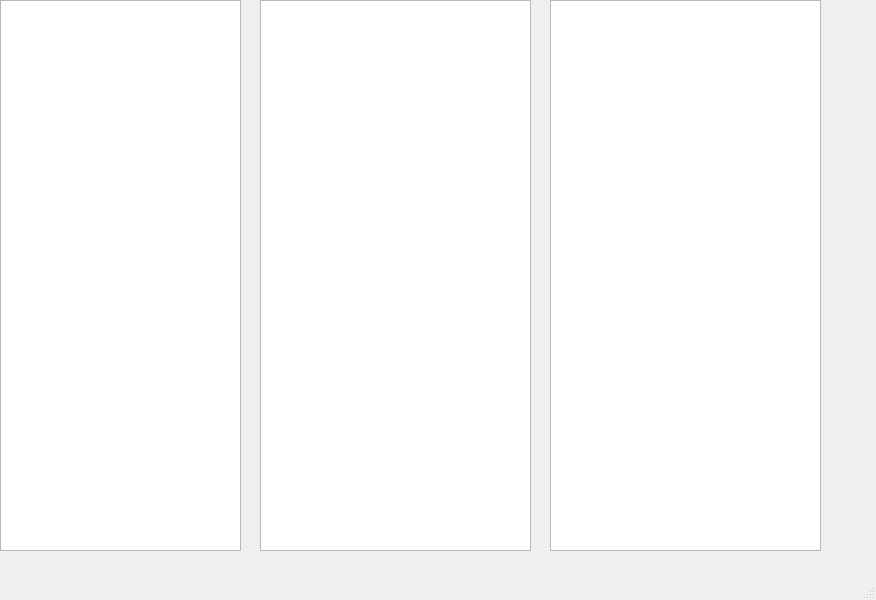
This is mainwindow.ui in XChy/IntelliNote as Qt 5 draws it before an edit. The edited form follows.
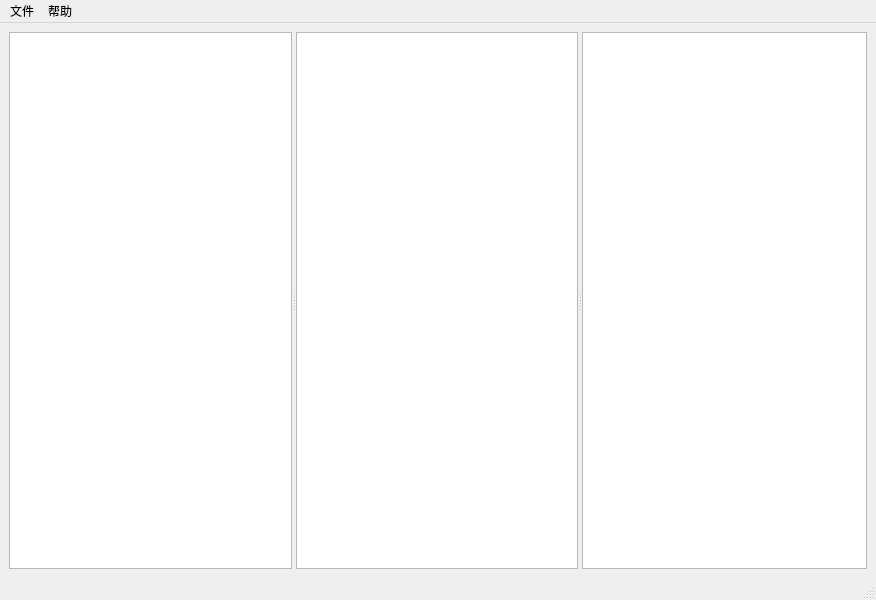
This is the edited form.

Diff of the .ui file:
```diff
--- a/mainwindow.ui
+++ b/mainwindow.ui
@@ -14,36 +14,44 @@
    <string>MainWindow</string>
   </property>
   <widget class="QWidget" name="centralwidget">
-   <widget class="QTextBrowser" name="textBrowser">
-    <property name="geometry">
-     <rect>
-      <x>260</x>
-      <y>0</y>
-      <width>271</width>
-      <height>551</height>
-     </rect>
-    </property>
-   </widget>
-   <widget class="QTextEdit" name="textEdit">
-    <property name="geometry">
-     <rect>
-      <x>0</x>
-      <y>0</y>
-      <width>241</width>
-      <height>551</height>
-     </rect>
-    </property>
-   </widget>
-   <widget class="QTextBrowser" name="textBrowser_2">
-    <property name="geometry">
-     <rect>
-      <x>550</x>
-      <y>0</y>
-      <width>271</width>
-      <height>551</height>
-     </rect>
-    </property>
-   </widget>
+   <layout class="QHBoxLayout" name="horizontalLayout">
+    <item>
+     <widget class="QSplitter" name="splitter_2">
+      <property name="orientation">
+       <enum>Qt::Horizontal</enum>
+      </property>
+      <widget class="QSplitter" name="splitter">
+       <property name="orientation">
+        <enum>Qt::Horizontal</enum>
+       </property>
+       <widget class="QListWidget" name="listWidget">
+        <property name="sizePolicy">
+         <sizepolicy hsizetype="Preferred" vsizetype="Expanding">
+          <horstretch>0</horstretch>
+          <verstretch>0</verstretch>
+         </sizepolicy>
+        </property>
+       </widget>
+       <widget class="QTextEdit" name="textEdit">
+        <property name="sizePolicy">
+         <sizepolicy hsizetype="Expanding" vsizetype="Expanding">
+          <horstretch>0</horstretch>
+          <verstretch>0</verstretch>
+         </sizepolicy>
+        </property>
+       </widget>
+      </widget>
+      <widget class="QTextBrowser" name="textBrowser">
+       <property name="sizePolicy">
+        <sizepolicy hsizetype="Expanding" vsizetype="Expanding">
+         <horstretch>0</horstretch>
+         <verstretch>0</verstretch>
+        </sizepolicy>
+       </property>
+      </widget>
+     </widget>
+    </item>
+   </layout>
   </widget>
   <widget class="QMenuBar" name="menubar">
    <property name="geometry">
@@ -54,6 +62,20 @@
      <height>28</height>
     </rect>
    </property>
+   <widget class="QMenu" name="menu">
+    <property name="title">
+     <string>文件</string>
+    </property>
+    <addaction name="action_2"/>
+   </widget>
+   <widget class="QMenu" name="menu_2">
+    <property name="title">
+     <string>帮助</string>
+    </property>
+    <addaction name="action"/>
+   </widget>
+   <addaction name="menu"/>
+   <addaction name="menu_2"/>
   </widget>
   <widget class="QStatusBar" name="statusbar"/>
  </widget>
```
Left out of the diff: 12 changed lines with no effect on the pictures.
